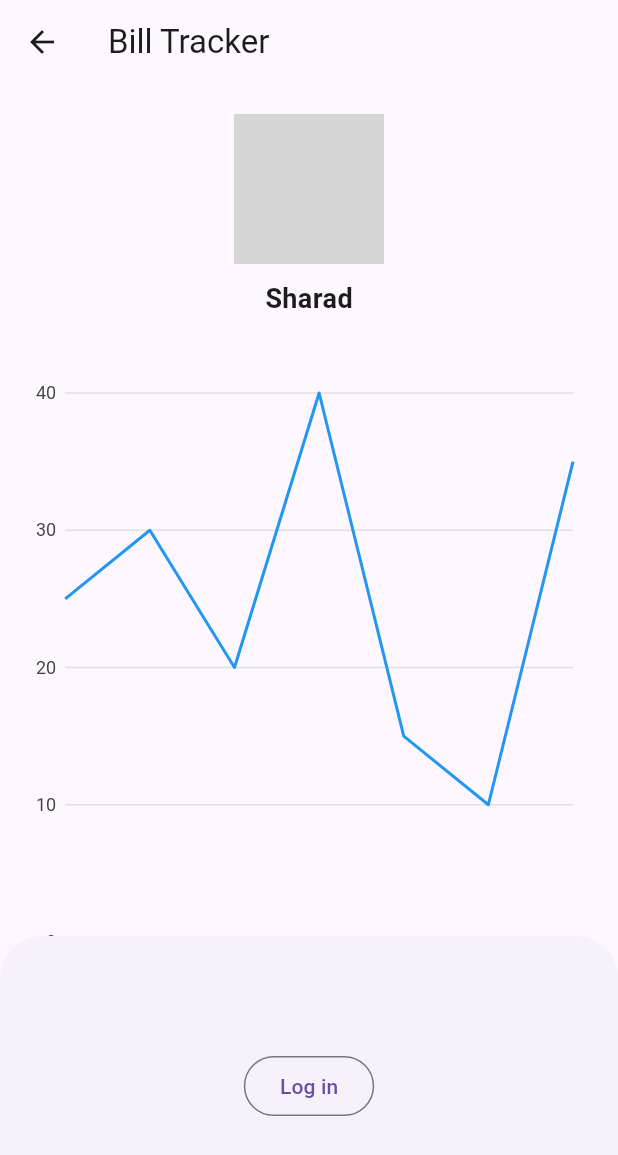
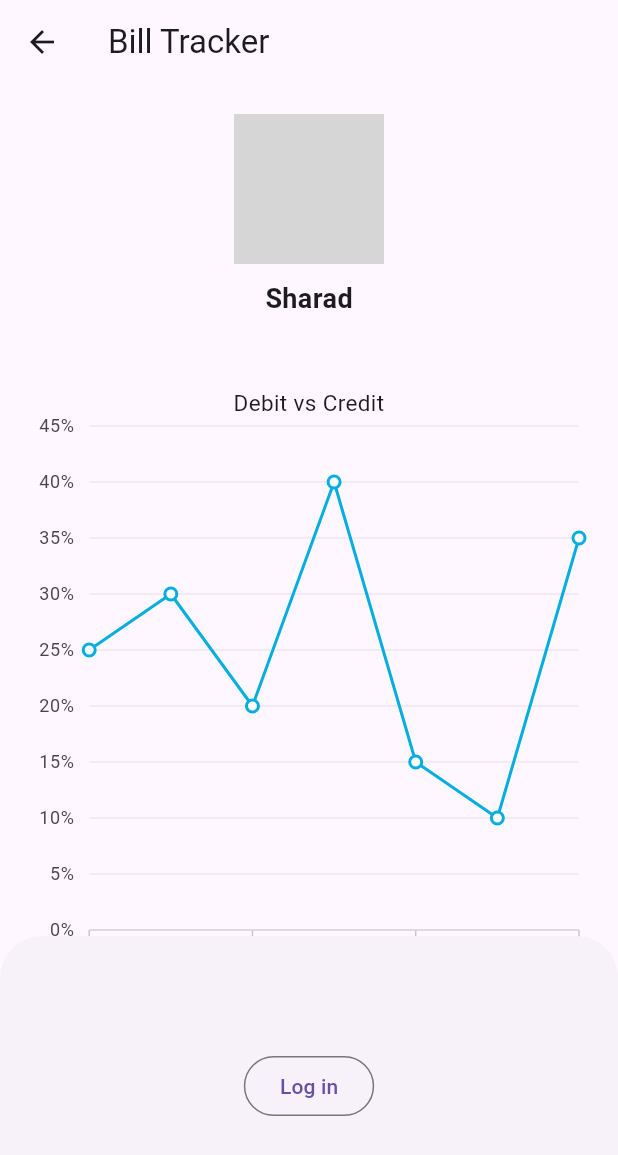
Before and after one commit to Santhosh1209/fintech, a Flutter app: the BillTrackerPage screen opened directly, after a tap on the "ac unit" icon, on a phone screen of 412 x 824 dp. Shown: the top 1155 px of the screen. Run offline on Flutter 3.47's test engine with Material 2 defaults, Android fonts, the phone set to English and light mode, and no system bars; our stand-ins replace charts_flutter, pin_code_fields, syncfusion_flutter_charts; missing offline and left inert: flutter_email_sender; network calls fail; grey boxes are pictures that could not be loaded.

Commit message:
new graph

```diff
--- a/lib/bill_tracker.dart
+++ b/lib/bill_tracker.dart
@@ -1,8 +1,10 @@
 import 'dart:core';
 import 'package:flutter/material.dart';
-import 'package:charts_flutter/flutter.dart' as charts;
+// import 'package:charts_flutter/flutter.dart' as charts;
 import 'lists.dart';
-List<Expense> expenseData =[
+import 'package:syncfusion_flutter_charts/charts.dart';
+
+List<Expense> chartData = [
   Expense(DateTime(2023, 3, 22), 25.0),
   Expense(DateTime(2023, 3, 23), 30.0),
   Expense(DateTime(2023, 3, 24), 20.0),
@@ -41,17 +43,6 @@ class _BillTrackerPageState extends State<BillTrackerPage> {
         ));
   }
 
- final List<charts.Series<Expense, DateTime>> _expenseData = [
-    // replace with your own expense data
-    charts.Series<Expense, DateTime>(
-      id: 'Expenses',
-      colorFn: (_, __) => charts.MaterialPalette.blue.shadeDefault,
-      domainFn: (Expense expense, _) => expense.date,
-      measureFn: (Expense expense, _) => expense.amount,
-      data: expenseData
-    ),
-  ];
-
   @override
   Widget build(BuildContext context) {
     return Scaffold(
@@ -79,15 +70,7 @@ class _BillTrackerPageState extends State<BillTrackerPage> {
               Expanded(
                 child: Padding(
                   padding: const EdgeInsets.all(16.0),
-                  child: charts.TimeSeriesChart(
-                    _expenseData,
-                    animate: true,
-                    primaryMeasureAxis: charts.NumericAxisSpec (
-                      tickProviderSpec: const charts.BasicNumericTickProviderSpec (
-                        desiredTickCount: 5,
-                      ),
-                    ),
-                  ),
+                  child: _buildDefaultLineChart(),
                 ),
               ),
               TextButton(
@@ -105,6 +88,44 @@ class _BillTrackerPageState extends State<BillTrackerPage> {
       ),
     );
   }
+  @override
+  void dispose() {
+    chartData.clear();
+    super.dispose();
+  }
+}
+
+List<LineSeries<Expense, int>> _getDefaultLineSeries() {
+  return <LineSeries<Expense, int>>[
+    LineSeries<Expense, int>(
+        animationDuration: 2500,
+        dataSource: chartData,
+        xValueMapper: (Expense expense, _) => expense.date.day.toInt(),
+        yValueMapper: (Expense expense, _) => expense.amount,
+        width: 2,
+        name: 'Debit',
+        markerSettings: const MarkerSettings(isVisible: true)),
+  ];
+}
+
+/// Get the cartesian chart with default line series
+SfCartesianChart _buildDefaultLineChart() {
+  return SfCartesianChart(
+    plotAreaBorderWidth: 0,
+    title: ChartTitle(text: 'Debit vs Credit'),
+    legend: Legend(
+        overflowMode: LegendItemOverflowMode.wrap),
+    primaryXAxis: NumericAxis(
+        edgeLabelPlacement: EdgeLabelPlacement.shift,
+        interval: 2,
+        majorGridLines: const MajorGridLines(width: 0)),
+    primaryYAxis: NumericAxis(
+        labelFormat: '{value}%',
+        axisLine: const AxisLine(width: 0),
+        majorTickLines: const MajorTickLines(color: Colors.transparent)),
+    series: _getDefaultLineSeries(),
+    tooltipBehavior: TooltipBehavior(enable: true),
+  );
 }
 
 class Expense {
```
Lines whose indentation alone changed are shown as unchanged.
